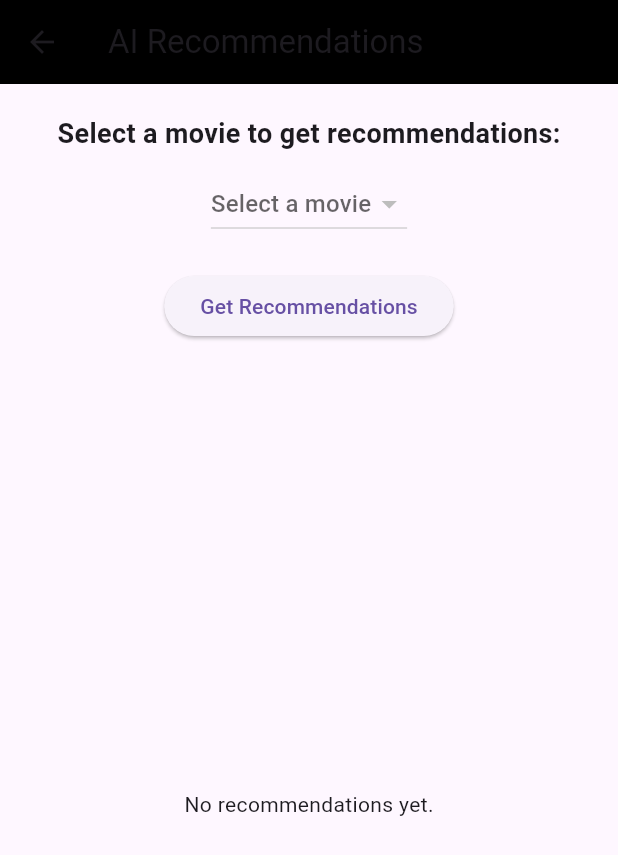
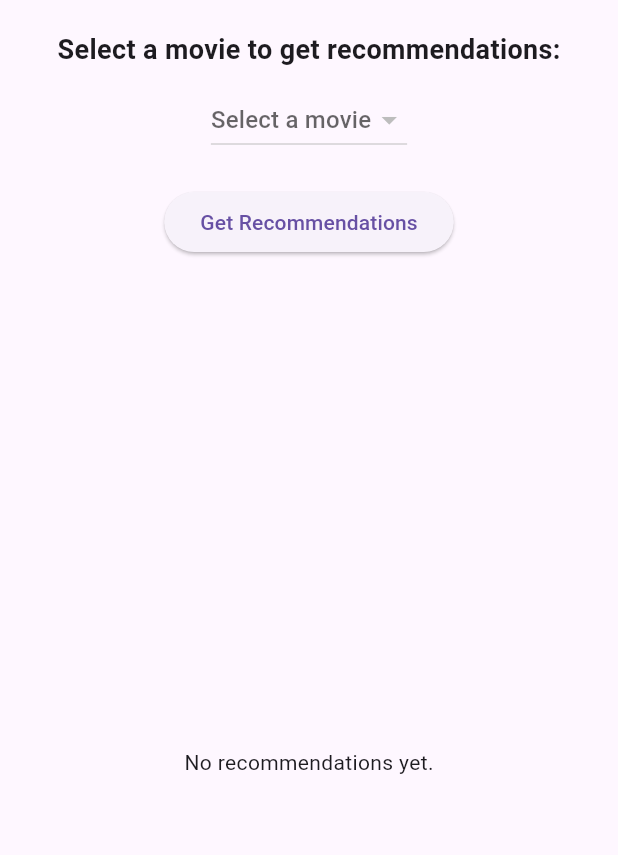
Before and after one commit to Majst0rL/projectOki, a Flutter app: the AiScreen screen opened directly, on a phone screen of 412 x 824 dp. Shown: the top 855 px of the screen. Run offline on Flutter 3.47's test engine with Material 3 defaults, Android fonts, the phone set to English and light mode, and no system bars; our stand-ins replace cloud_firestore, firebase_auth, firebase_core; accounts and stored records are empty.

Commit message:
Frontend fix #1

```diff
--- a/lib/presentation/screens/ai_screen.dart
+++ b/lib/presentation/screens/ai_screen.dart
@@ -30,8 +30,8 @@ class _AiScreenState extends State<AiScreen> {
 
       final doc = await _firestore.collection('favorites').doc(user.uid).get();
       if (doc.exists) {
-        final favorites = List<Map<String, dynamic>>.from(
-            doc.data()?['favorites'] ?? []);
+        final favorites =
+            List<Map<String, dynamic>>.from(doc.data()?['favorites'] ?? []);
         setState(() {
           _userFavorites = favorites;
         });
@@ -67,9 +67,8 @@ class _AiScreenState extends State<AiScreen> {
         final data = json.decode(response.body);
         final List<dynamic> movies = data['results'];
         setState(() {
-          _recommendedMovies = movies
-              .map((movie) => Map<String, dynamic>.from(movie))
-              .toList();
+          _recommendedMovies =
+              movies.map((movie) => Map<String, dynamic>.from(movie)).toList();
         });
       } else {
         ScaffoldMessenger.of(context).showSnackBar(
@@ -86,10 +85,6 @@ class _AiScreenState extends State<AiScreen> {
   @override
   Widget build(BuildContext context) {
     return Scaffold(
-      appBar: AppBar(
-        title: Text("AI Recommendations"),
-        backgroundColor: Colors.black,
-      ),
       body: Column(
         children: [
           SizedBox(height: 20),
--- a/lib/presentation/screens/favorites_screen.dart
+++ b/lib/presentation/screens/favorites_screen.dart
@@ -48,9 +48,6 @@ class _FavoritesScreenState extends State<FavoritesScreen> {
   @override
   Widget build(BuildContext context) {
     return Scaffold(
-      appBar: AppBar(
-        title: Text('Favorites'),
-      ),
       body: _userId == null
           ? Center(child: Text('Please log in to view your favorites.'))
           : _favorites.isEmpty
--- a/lib/presentation/screens/search_screen.dart
+++ b/lib/presentation/screens/search_screen.dart
@@ -57,10 +57,6 @@ class _SearchScreenState extends State<SearchScreen> {
   @override
   Widget build(BuildContext context) {
     return Scaffold(
-      appBar: AppBar(
-        title: Text("Search Movies"),
-        backgroundColor: Colors.black,
-      ),
       body: Column(
         children: [
           Padding(
```
Also changed, not shown: lib/presentation/screens/home_content_screen.dart (+8 -10 lines), lib/presentation/screens/movie_detail_screen.dart (+12 -1 lines), lib/presentation/screens/review_screen.dart (+4 -6 lines).
